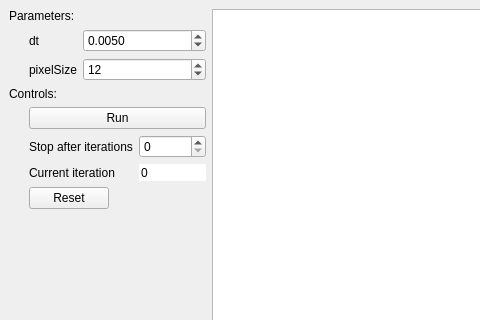
This is quantum3body_simulation_window.ui in dev-zero/quantum3body as Qt 5 draws it before an edit; both pictures show x 0 to 480 and y 0 to 320 of the 858 by 600 pixel window. The edited form follows.
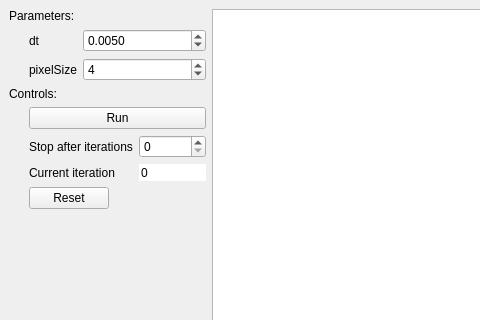
This is the edited form.

Commit message: reduce default pixel size to 4 in the GUI

Diff of the .ui file:
```diff
--- a/quantum3body_simulation_window.ui
+++ b/quantum3body_simulation_window.ui
@@ -62,7 +62,7 @@
            <number>1</number>
           </property>
           <property name="value">
-           <number>12</number>
+           <number>4</number>
           </property>
          </widget>
         </item>
```
